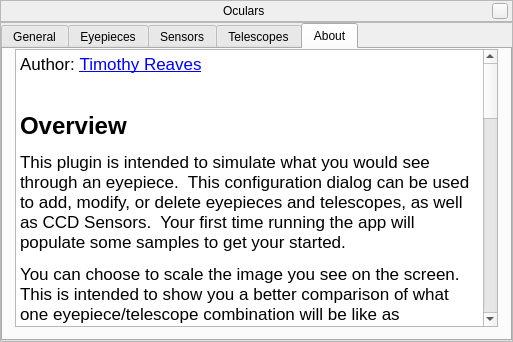
The window that plugins/Oculars/src/gui/ocularDialog.ui (519984307/stellarium_src) describes before a commit, drawn with Qt 5.
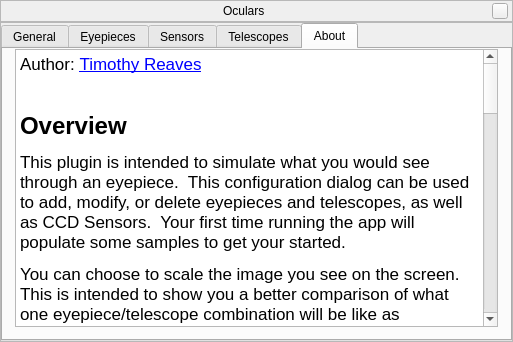
The same window after the commit. The open tabs and pages were chosen to show the change. Custom widgets are drawn as their Qt base class.

Commit message: Updated style sheets. Changed the CCD bounding box to paint red. Updated help text for sensors hot keys.

The edit to the form file:
```diff
--- a/plugins/Oculars/src/gui/ocularDialog.ui
+++ b/plugins/Oculars/src/gui/ocularDialog.ui
@@ -1238,6 +1238,10 @@
 &lt;p style=&quot; margin-top:0px; margin-bottom:0px; margin-left:30px; margin-right:0px; -qt-block-indent:0; text-indent:0px;&quot;&gt;Cycle to the previous ocular. If the current ocular is the first in the list, it cycles to the end of the list. &lt;/p&gt;
 &lt;p style=&quot; margin-top:0px; margin-bottom:0px; margin-left:0px; margin-right:0px; -qt-block-indent:0; text-indent:0px;&quot;&gt;&lt;span style=&quot; font-weight:600;&quot;&gt;Command-]&lt;/span&gt;&lt;/p&gt;
 &lt;p style=&quot; margin-top:0px; margin-bottom:0px; margin-left:30px; margin-right:0px; -qt-block-indent:0; text-indent:0px;&quot;&gt;Cycles to the next ocular.  If the current ocular is the last in the list, it cycles to the start of the list.&lt;/p&gt;
+&lt;p style=&quot; margin-top:0px; margin-bottom:0px; margin-left:0px; margin-right:0px; -qt-block-indent:0; text-indent:0px;&quot;&gt;&lt;span style=&quot; font-weight:600;&quot;&gt;Shift-Ctrl-[&lt;/span&gt;&lt;/p&gt;
+&lt;p style=&quot; margin-top:0px; margin-bottom:0px; margin-left:30px; margin-right:0px; -qt-block-indent:0; text-indent:0px;&quot;&gt;Cycle to the previous CCD sensor. If the current CCD is the first in the list, it cycles to the end of the list. &lt;/p&gt;
+&lt;p style=&quot; margin-top:0px; margin-bottom:0px; margin-left:0px; margin-right:0px; -qt-block-indent:0; text-indent:0px;&quot;&gt;&lt;span style=&quot; font-weight:600;&quot;&gt;Shift-Ctrl-]&lt;/span&gt;&lt;/p&gt;
+&lt;p style=&quot; margin-top:0px; margin-bottom:0px; margin-left:30px; margin-right:0px; -qt-block-indent:0; text-indent:0px;&quot;&gt;Cycles to the next CCD sensor.  If the current CCD is the last in the list, it cycles to the start of the list.&lt;/p&gt;
 &lt;p style=&quot; margin-top:0px; margin-bottom:0px; margin-left:0px; margin-right:0px; -qt-block-indent:0; text-indent:0px;&quot;&gt;&lt;span style=&quot; font-weight:600;&quot;&gt;Shift-[&lt;/span&gt;&lt;/p&gt;
 &lt;p style=&quot; margin-top:0px; margin-bottom:0px; margin-left:30px; margin-right:0px; -qt-block-indent:0; text-indent:0px;&quot;&gt;Cycle to the previous telescope. If the current telescope is the first in the list, it cycles to the end of the list. &lt;/p&gt;
 &lt;p style=&quot; margin-top:0px; margin-bottom:0px; margin-left:0px; margin-right:0px; -qt-block-indent:0; text-indent:0px;&quot;&gt;&lt;span style=&quot; font-weight:600;&quot;&gt;Shift-]&lt;/span&gt;&lt;/p&gt;
```
The commit also changes 3 other files.
